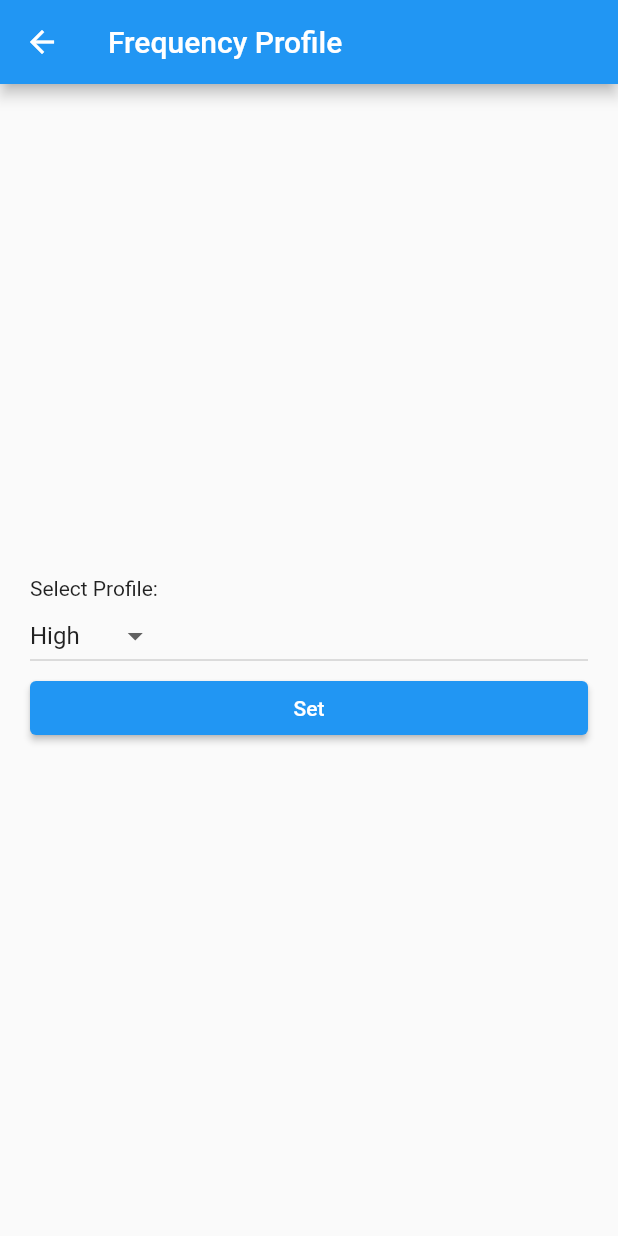
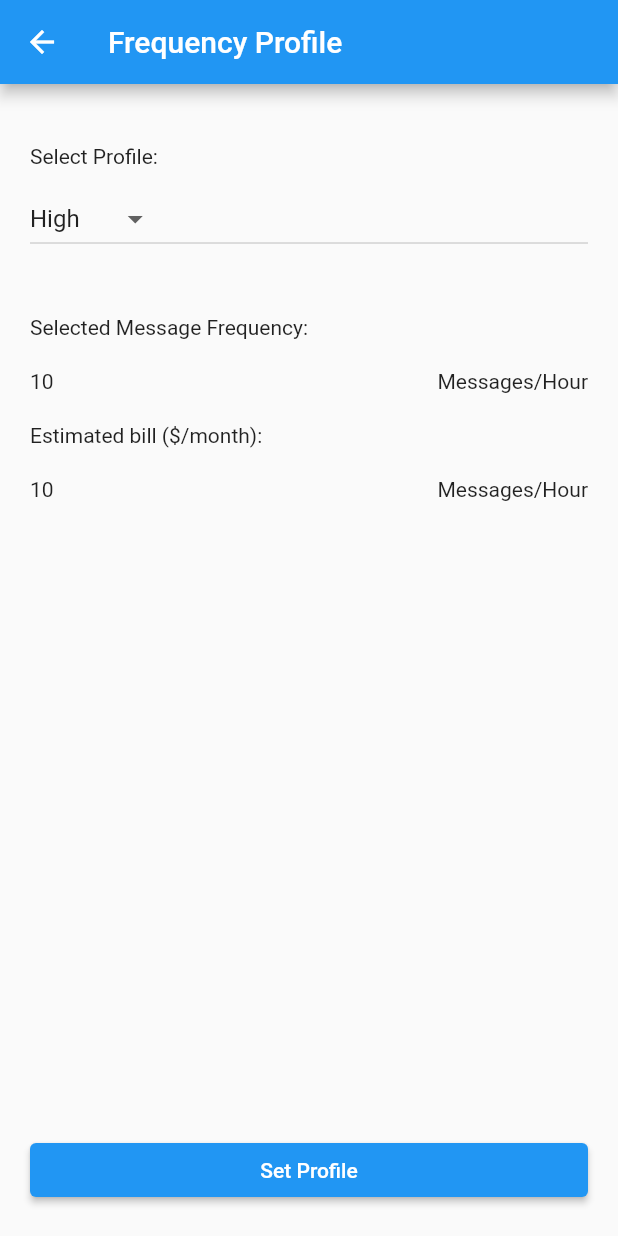
Before and after one commit to yaash45/mup-mobile-app, a Flutter app: the FrequencyProfilePage screen opened directly, on a phone screen of 412 x 824 dp. Run offline on Flutter 3.47's test engine with Material 2 defaults, Android fonts, the phone set to English and light mode, and no system bars; our stand-ins replace cloud_firestore, firebase_core; accounts and stored records are empty.

Commit message:
Add conditinonally appearing widgets for custom vs other modes

```diff
--- a/lib/pages/frequency_profile.dart
+++ b/lib/pages/frequency_profile.dart
@@ -5,9 +5,23 @@ class FrequencyProfilePage extends StatefulWidget {
   _FrequencyProfilePageState createState() => _FrequencyProfilePageState();
 }
 
+enum FrequencyProfiles {
+  high,
+  medium,
+  low,
+  custom,
+}
+
 class _FrequencyProfilePageState extends State<FrequencyProfilePage> {
-  int _value = 0;
+  int _value = FrequencyProfiles.high.index;
   bool _custom = false;
+  int _customValue = 0;
+
+  final customFieldHolder = new TextEditingController();
+
+  void _setCustomValue(customValue) {
+    _customValue = customValue;
+  }
 
   void _setFrequencyProfile() {}
 
@@ -26,24 +40,39 @@ class _FrequencyProfilePageState extends State<FrequencyProfilePage> {
         body: Container(
           padding: EdgeInsets.all(20.0),
           child: Column(
-            mainAxisAlignment: MainAxisAlignment.center,
+            mainAxisAlignment: MainAxisAlignment.spaceBetween,
+            crossAxisAlignment: CrossAxisAlignment.stretch,
+            children: [
+              Container(
+                  padding: EdgeInsets.fromLTRB(0, 20.0, 0, 0),
+                  child: Column(
+                    mainAxisAlignment: MainAxisAlignment.start,
                     crossAxisAlignment: CrossAxisAlignment.stretch,
                     children: [
                       Text(
                         'Select Profile:',
                       ),
+                      Padding(padding: EdgeInsets.all(5.0)),
                       DropdownButton(
                         value: _value,
                         items: [
-                  DropdownMenuItem(child: Text('High'), value: 0),
-                  DropdownMenuItem(child: Text('Medium'), value: 1),
-                  DropdownMenuItem(child: Text('Low'), value: 2),
-                  DropdownMenuItem(child: Text('Custom'), value: 3),
+                          DropdownMenuItem(
+                              child: Text('High'),
+                              value: FrequencyProfiles.high.index),
+                          DropdownMenuItem(
+                              child: Text('Medium'),
+                              value: FrequencyProfiles.medium.index),
+                          DropdownMenuItem(
+                              child: Text('Low'),
+                              value: FrequencyProfiles.low.index),
+                          DropdownMenuItem(
+                              child: Text('Custom'),
+                              value: FrequencyProfiles.custom.index),
                         ],
                         onChanged: (value) => {
                           setState(() {
                             _value = value;
-                    if (_value == 3) {
+                            if (_value == FrequencyProfiles.custom.index) {
                               _custom = true;
                             } else {
                               _custom = false;
@@ -51,9 +80,66 @@ class _FrequencyProfilePageState extends State<FrequencyProfilePage> {
                           })
                         },
                       ),
-              _custom ? TextField() : Container(),
+                      Padding(
+                        padding: EdgeInsets.all(20.0),
+                      ),
+                      _custom
+                          ? TextField(
+                              decoration: InputDecoration(
+                                labelText: "Custom message frequency",
+                                hintText: "1-50",
+                                suffixText: "Messages/Hour",
+                                border: OutlineInputBorder(
+                                  borderSide: const BorderSide(
+                                      color: Colors.blue, width: 2.0),
+                                  borderRadius: BorderRadius.circular(12.0),
+                                ),
+                                // focusedBorder: OutlineInputBorder(
+                                //   borderSide: const BorderSide(
+                                //       color: Colors.blue, width: 2.0),
+                                //   borderRadius: BorderRadius.circular(12.0),
+                                // ),
+                              ),
+                              keyboardType: TextInputType.number,
+                              controller: customFieldHolder,
+                              onChanged: _setCustomValue,
+                            )
+                          : Column(
+                              crossAxisAlignment: CrossAxisAlignment.start,
+                              children: [
+                                  Text('Selected Message Frequency:'),
+                                  Padding(
+                                    padding: EdgeInsets.all(10.0),
+                                  ),
+                                  Row(
+                                    mainAxisAlignment:
+                                        MainAxisAlignment.spaceBetween,
+                                    children: [
+                                      Text('10'),
+                                      Text('Messages/Hour')
+                                    ],
+                                  ),
+                                  Padding(
+                                    padding: EdgeInsets.all(10.0),
+                                  ),
+                                  Text('Estimated bill (\$/month):'),
+                                  Padding(
+                                    padding: EdgeInsets.all(10.0),
+                                  ),
+                                  Row(
+                                    mainAxisAlignment:
+                                        MainAxisAlignment.spaceBetween,
+                                    children: [
+                                      Text('10'),
+                                      Text('Messages/Hour')
+                                    ],
+                                  ),
+                                ]),
+                      Padding(padding: EdgeInsets.all(10.0)),
+                    ],
+                  )),
               ElevatedButton(
-                  onPressed: _setFrequencyProfile, child: Text('Set')),
+                  onPressed: _setFrequencyProfile, child: Text('Set Profile'))
             ],
           ),
         ));
```
Lines whose indentation alone changed are shown as unchanged.
